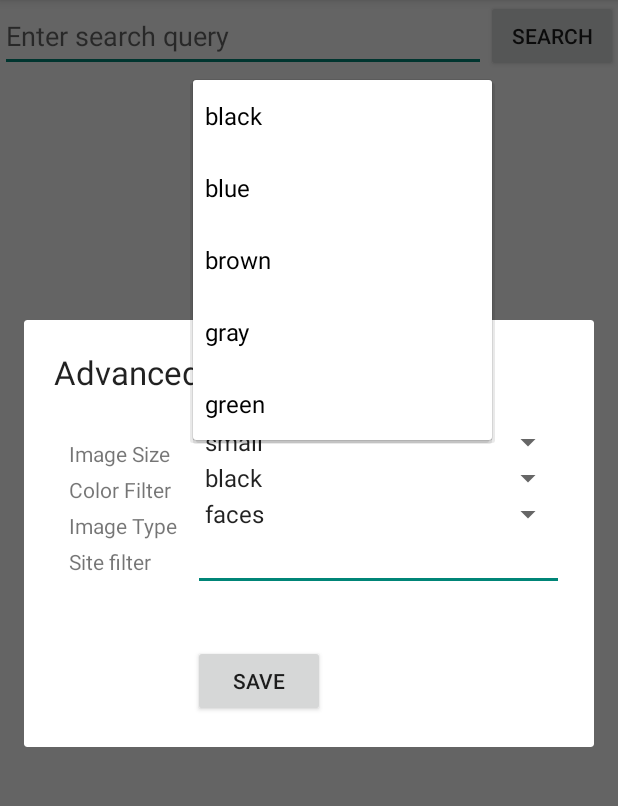
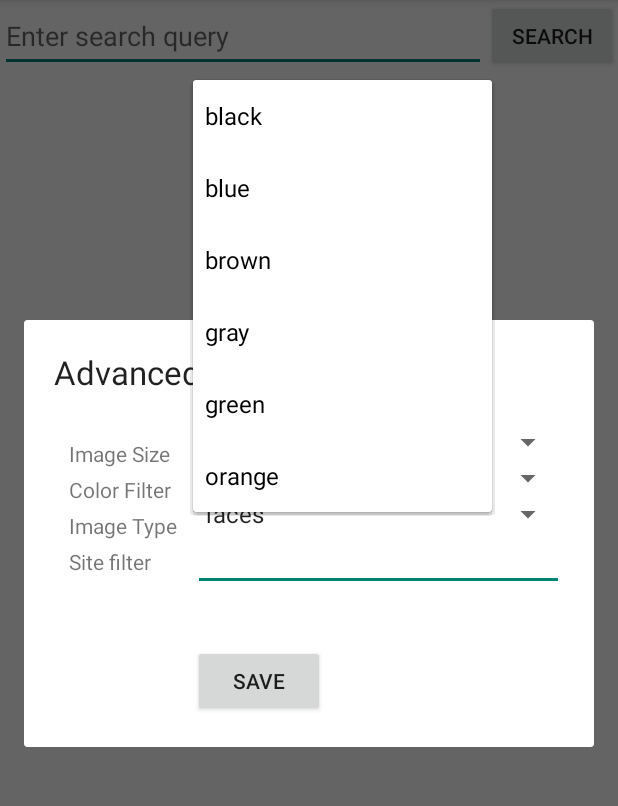
Before and after one commit to hialan/GridImageSearch, an Android app: the fragment EditSearchSettingDialog placed in its activity, after a tap on "black", on a phone screen of 412 x 824 dp, the part 84-890 px from its top. Run offline under Robolectric (Android 15) with nearby library versions, the phone set to English and light mode, and no system bars; our stand-ins replace Picasso; libraries missing offline, so code that uses them is left out: com.loopj.android; pictures from the network do not load; 4 statements that could not run were skipped.

Commit message:
add setting to search query, endless scrolling

```diff
--- /dev/null
+++ b/app/src/main/java/com/example/gridimagesearch/gridimagesearch/activities/EndlessScrollListener.java
@@ -0,0 +1,72 @@
+package com.example.gridimagesearch.gridimagesearch.activities;
+
+import android.widget.AbsListView;
+
+/**
+ * http://guides.codepath.com/android/Endless-Scrolling-with-AdapterViews
+ */
+public abstract class EndlessScrollListener implements AbsListView.OnScrollListener {
+    // The minimum amount of items to have below your current scroll position
+    // before loading more.
+    private int visibleThreshold = 5;
+    // The current offset index of data you have loaded
+    private int currentPage = 0;
+    // The total number of items in the dataset after the last load
+    private int previousTotalItemCount = 0;
+    // True if we are still waiting for the last set of data to load.
+    private boolean loading = true;
+    // Sets the starting page index
+    private int startingPageIndex = 0;
+
+    public EndlessScrollListener() {
+    }
+
+    public EndlessScrollListener(int visibleThreshold) {
+        this.visibleThreshold = visibleThreshold;
+    }
+
+    public EndlessScrollListener(int visibleThreshold, int startPage) {
+        this.visibleThreshold = visibleThreshold;
+        this.startingPageIndex = startPage;
+        this.currentPage = startPage;
+    }
+
+    // This happens many times a second during a scroll, so be wary of the code you place here.
+    // We are given a few useful parameters to help us work out if we need to load some more data,
+    // but first we check if we are waiting for the previous load to finish.
+    @Override
+    public void onScroll(AbsListView view, int firstVisibleItem, int visibleItemCount, int totalItemCount)
+    {
+        // If the total item count is zero and the previous isn't, assume the
+        // list is invalidated and should be reset back to initial state
+        if (totalItemCount < previousTotalItemCount) {
+            this.currentPage = this.startingPageIndex;
+            this.previousTotalItemCount = totalItemCount;
+            if (totalItemCount == 0) { this.loading = true; }
+        }
+        // If it’s still loading, we check to see if the dataset count has
+        // changed, if so we conclude it has finished loading and update the current page
+        // number and total item count.
+        if (loading && (totalItemCount > previousTotalItemCount)) {
+            loading = false;
+            previousTotalItemCount = totalItemCount;
+            currentPage++;
+        }
+
+        // If it isn’t currently loading, we check to see if we have breached
+        // the visibleThreshold and need to reload more data.
+        // If we do need to reload some more data, we execute onLoadMore to fetch the data.
+        if (!loading && (totalItemCount - visibleItemCount)<=(firstVisibleItem + visibleThreshold)) {
+            onLoadMore(currentPage + 1, totalItemCount);
+            loading = true;
+        }
+    }
+
+    // Defines the process for actually loading more data based on page
+    public abstract void onLoadMore(int page, int totalItemsCount);
+
+    @Override
+    public void onScrollStateChanged(AbsListView view, int scrollState) {
+        // Don't take any action on changed
+    }
+}
--- a/app/src/main/java/com/example/gridimagesearch/gridimagesearch/activities/SearchActivity.java
+++ b/app/src/main/java/com/example/gridimagesearch/gridimagesearch/activities/SearchActivity.java
@@ -29,15 +29,21 @@ import org.json.JSONException;
 import org.json.JSONObject;
 
 import java.util.ArrayList;
+import java.util.Arrays;
+import java.util.List;
 
 
 public class SearchActivity extends AppCompatActivity implements EditSearchSettingDialogListener {
+    final private String sizeMap[] = {"icon", "medium", "xxlarge", "huge"};
+    final private String typeMap[] = {"face", "photo", "clipart", "linart"};
+    final private String STR_IMAGE_API="https://ajax.googleapis.com/ajax/services/search/images";
+
     private EditText etQuery;
     private GridView gvResults;
     private ArrayList<ImageResult> imageResults;
     private ImageResultsAdapter aImageResults;
-
-    final private String STR_IMAGE_API="https://ajax.googleapis.com/ajax/services/search/images";
+    private SearchSetting searchSetting;
+    private List<String> colors = null;
 
     private void setupViews() {
         etQuery = (EditText) findViewById(R.id.etQuery);
@@ -51,6 +57,13 @@ public class SearchActivity extends AppCompatActivity implements EditSearchSetti
                 startActivity(i);
             }
         });
+        gvResults.setOnScrollListener(new EndlessScrollListener() {
+            @Override
+            public void onLoadMore(int page, int totalItemsCount) {
+                int offset = page * 8;
+                loadDataFromImageAPI(offset);
+            }
+        });
     }
 
     @Override
@@ -61,6 +74,8 @@ public class SearchActivity extends AppCompatActivity implements EditSearchSetti
         imageResults = new ArrayList<>();
         aImageResults = new ImageResultsAdapter(this, imageResults);
         gvResults.setAdapter(aImageResults);
+        searchSetting = new SearchSetting();
+        colors = Arrays.asList(getResources().getStringArray(R.array.image_color_array));
     }
 
     @Override
@@ -87,11 +102,14 @@ public class SearchActivity extends AppCompatActivity implements EditSearchSetti
     }
 
     public void onItemSearch(View v) {
-        String query = etQuery.getText().toString();
-        Toast.makeText(this, "Search for: " + query, Toast.LENGTH_SHORT).show();
+        searchSetting.query = etQuery.getText().toString();
+        aImageResults.clear();
+        loadDataFromImageAPI(0);
+    }
 
+    private void loadDataFromImageAPI(int offset) {
         AsyncHttpClient client = new AsyncHttpClient();
-        RequestParams params = getSearchParams(new SearchSetting(), query, 0);
+        RequestParams params = getSearchParams(searchSetting, offset);
         client.get(STR_IMAGE_API, params, new JsonHttpResponseHandler() {
             @Override
             public void onSuccess(int statusCode, Header[] headers, JSONObject response) {
@@ -100,7 +118,7 @@ public class SearchActivity extends AppCompatActivity implements EditSearchSetti
 
                 try {
                     imageResultJson = response.getJSONObject("responseData").getJSONArray("results");
-                    imageResults.clear();
+                    //imageResults.clear();
                     aImageResults.addAll(ImageResult.fromJSONArray(imageResultJson));
                 } catch (JSONException e) {
                     e.printStackTrace();
@@ -109,31 +127,33 @@ public class SearchActivity extends AppCompatActivity implements EditSearchSetti
                 Log.i("INFO", imageResults.toString());
             }
         });
-
     }
 
     private void showEditSettingDialog() {
         FragmentManager fm = getSupportFragmentManager();
-        SearchSetting searchSetting = new SearchSetting();
         EditSearchSettingDialog editSearchSettingDialog = EditSearchSettingDialog.newInstance(searchSetting);
         editSearchSettingDialog.show(fm, "fragment_edit_name");
     }
 
     @Override
-    public void onFinishEditSeachSettingDialog(SearchSetting setting) {
-        Toast.makeText(this, setting.toString(), Toast.LENGTH_SHORT);
+    public void onFinishEditSeachSettingDialog(SearchSetting newSetting) {
+        Toast.makeText(this, newSetting.toString(), Toast.LENGTH_SHORT);
+        searchSetting.copy(newSetting);
     }
 
-    private RequestParams getSearchParams(SearchSetting searchSetting, String query, int start) {
+    private RequestParams getSearchParams(SearchSetting searchSetting, int start) {
         int count = 8;
         RequestParams params = new RequestParams();
         params.put("v", "1.0");
-        params.put("q", query);
-        params.put("imgcolor", searchSetting.color);
-        params.put("imgsz", searchSetting.size);
-        params.put("imgtype", searchSetting.type);
+        params.put("q", searchSetting.query);
+        params.put("imgcolor", colors.get(searchSetting.color));
+        params.put("imgsz", sizeMap[searchSetting.size]);
+        params.put("imgtype", typeMap[searchSetting.type]);
+        params.put("as_sitesearch", searchSetting.site);
         params.put("rsz", count);
         params.put("start", start);
+
+        Toast.makeText(this, searchSetting.toString(), Toast.LENGTH_SHORT);
 
         return params;
     }
--- a/app/src/main/java/com/example/gridimagesearch/gridimagesearch/fragments/EditSearchSettingDialog.java
+++ b/app/src/main/java/com/example/gridimagesearch/gridimagesearch/fragments/EditSearchSettingDialog.java
@@ -30,25 +30,42 @@ public class EditSearchSettingDialog extends DialogFragment {
         return frag;
     }
 
+    private SearchSetting setting;
+    private Spinner spImageSize;
+    private Spinner spImageColor;
+    private Spinner spImageType;
+    private Button btSaveSetting;
+    private EditText etSite;
+
+
     @Nullable
     @Override
     public View onCreateView(LayoutInflater inflater, ViewGroup container, Bundle savedInstanceState) {
         View view = inflater.inflate(R.layout.search_filter_settings, container);
-        final SearchSetting setting = (SearchSetting) getArguments().getSerializable("setting");
+        setting = (SearchSetting) getArguments().getSerializable("setting");
 
-        Spinner spImageSize = (Spinner) view.findViewById(R.id.spImageSize);
-        Spinner spImageColor = (Spinner) view.findViewById(R.id.spImageColor);
-        Spinner spImageType = (Spinner) view.findViewById(R.id.spImageType);
+        spImageSize = (Spinner) view.findViewById(R.id.spImageSize);
+        spImageColor = (Spinner) view.findViewById(R.id.spImageColor);
+        spImageType = (Spinner) view.findViewById(R.id.spImageType);
         setSpinnerAdapter(spImageSize, R.array.image_size_array);
         setSpinnerAdapter(spImageColor, R.array.image_color_array);
         setSpinnerAdapter(spImageType, R.array.image_type);
 
-        EditText etSite = (EditText) view.findViewById(R.id.etSite);
-        Button btSaveSetting = (Button) view.findViewById(R.id.btSaveSetting);
+        spImageSize.setSelection(setting.size);
+        spImageType.setSelection(setting.type);
+        spImageColor.setSelection(setting.color);
 
+        etSite = (EditText) view.findViewById(R.id.etSite);
+
+        btSaveSetting = (Button) view.findViewById(R.id.btSaveSetting);
         btSaveSetting.setOnClickListener(new View.OnClickListener() {
             @Override
             public void onClick(View v) {
+                setting.size = spImageSize.getSelectedItemPosition();
+                setting.type = spImageType.getSelectedItemPosition();
+                setting.color = spImageColor.getSelectedItemPosition();
+                setting.site = etSite.getText().toString();
+
                 EditSearchSettingDialogListener listener = (EditSearchSettingDialogListener) getActivity();
                 listener.onFinishEditSeachSettingDialog(setting);
                 dismiss();
--- a/app/src/main/res/values/strings.xml
+++ b/app/src/main/res/values/strings.xml
@@ -19,6 +19,7 @@
         <item>brown</item>
         <item>gray</item>
         <item>green</item>
+        <item>orange</item>
     </string-array>
 
     <string-array name="image_type">
```
Also changed, not shown: app/src/main/java/com/example/gridimagesearch/gridimagesearch/models/SearchSetting.java (+14 -4 lines).
